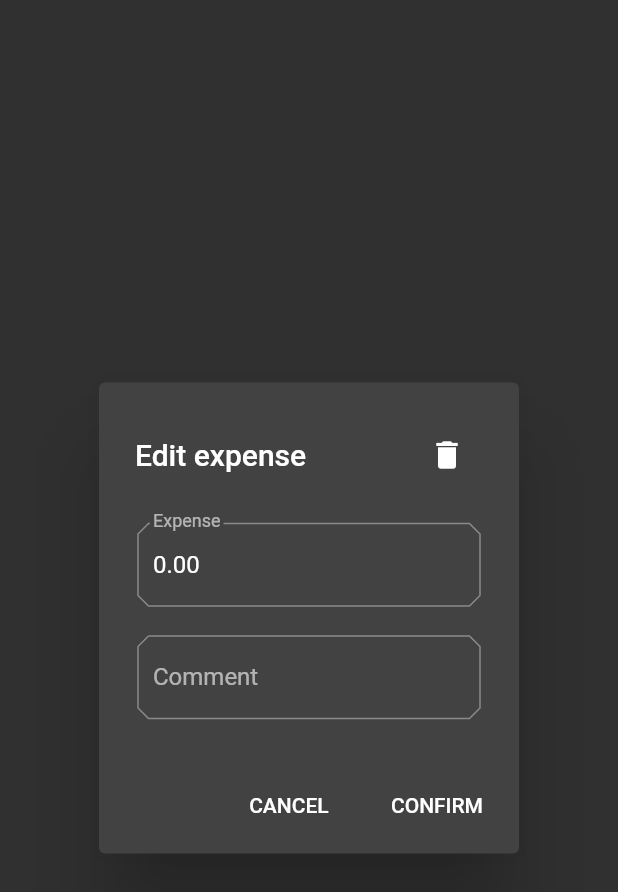
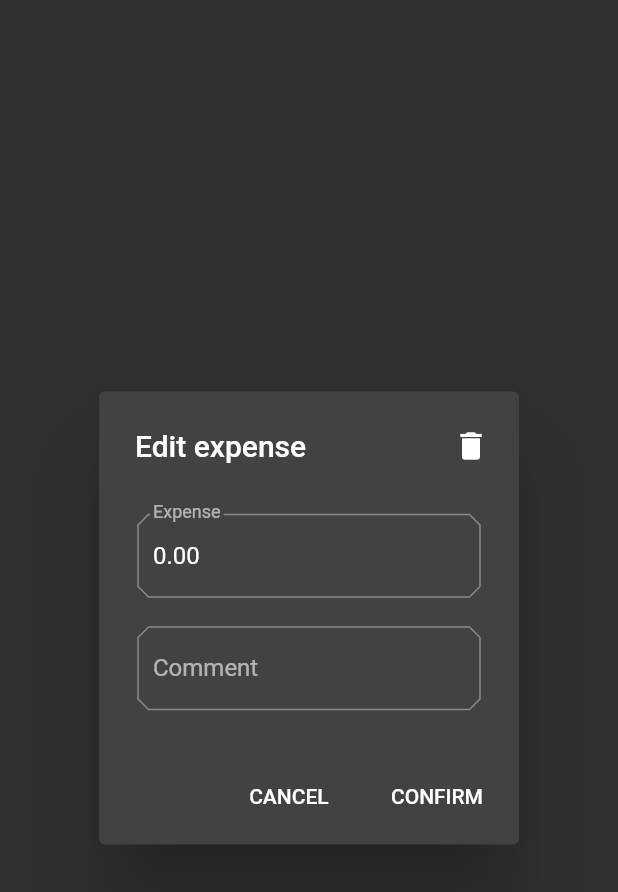
Before and after one commit to MarcinusX/super_simple_budget, a Flutter app: the EditExpenseDialog widget shown alone on an empty page, opened directly with empty values, on a phone screen of 412 x 824 dp. Shown: the top 892 px of the screen. Run offline on Flutter 3.47's test engine with Material 2 defaults, Android fonts, the phone set to English and light mode, and no system bars; our stand-ins replace shared_preferences, sqflite; accounts and stored records are empty.

Commit message:
Aligned remove button

```diff
--- a/lib/widget/edit_expense_dialog.dart
+++ b/lib/widget/edit_expense_dialog.dart
@@ -43,16 +43,20 @@ class _EditExpenseDialogState extends State<EditExpenseDialog> {
   @override
   Widget build(BuildContext context) {
     return AlertDialog(
+      titlePadding: EdgeInsets.only(left: 24, top: 12, right: 8),
       title: Row(
         mainAxisAlignment: MainAxisAlignment.spaceBetween,
         children: <Widget>[
           Text(S.of(context).editExpense),
-          IconButton(
+          RawMaterialButton(
             onPressed: () {
               widget.onDelete(widget.expense);
               Navigator.of(context).pop();
             },
-            icon: Icon(Icons.delete),
+            child: Icon(Icons.delete),
+            shape: CircleBorder(),
+            padding: EdgeInsets.all(12),
+            constraints: const BoxConstraints(minWidth: 0),
           )
         ],
       ),
```
